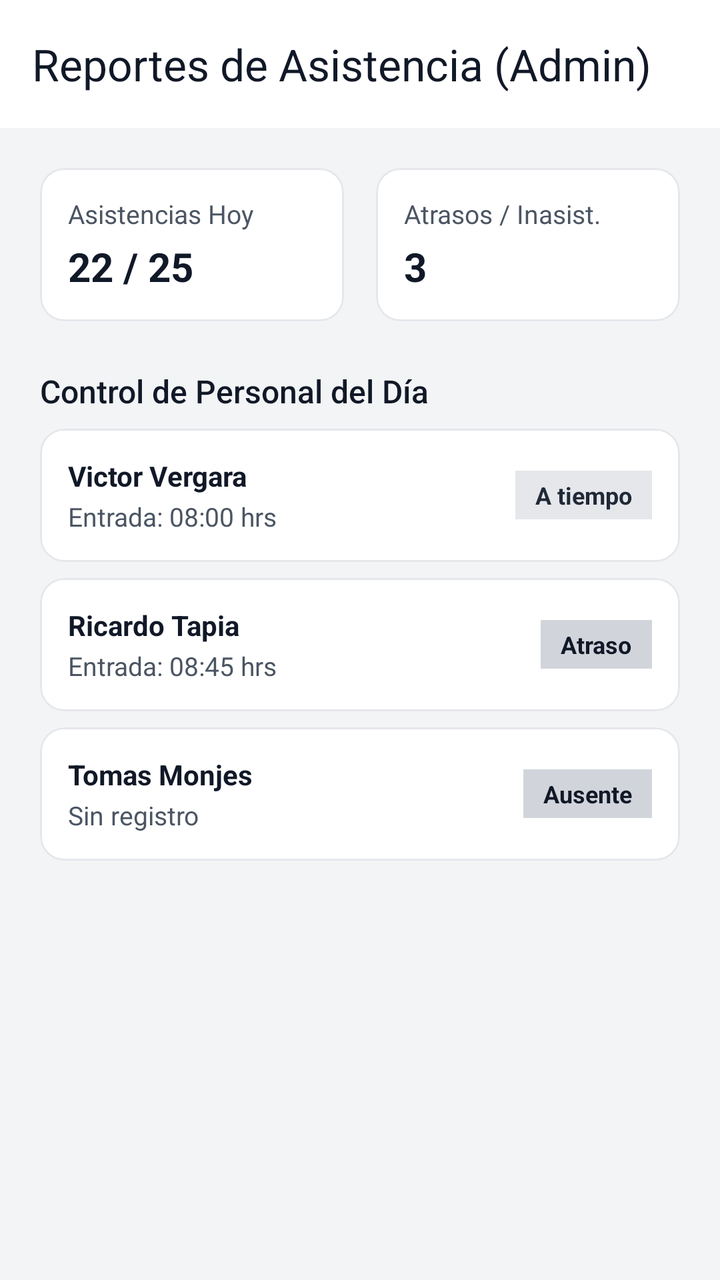
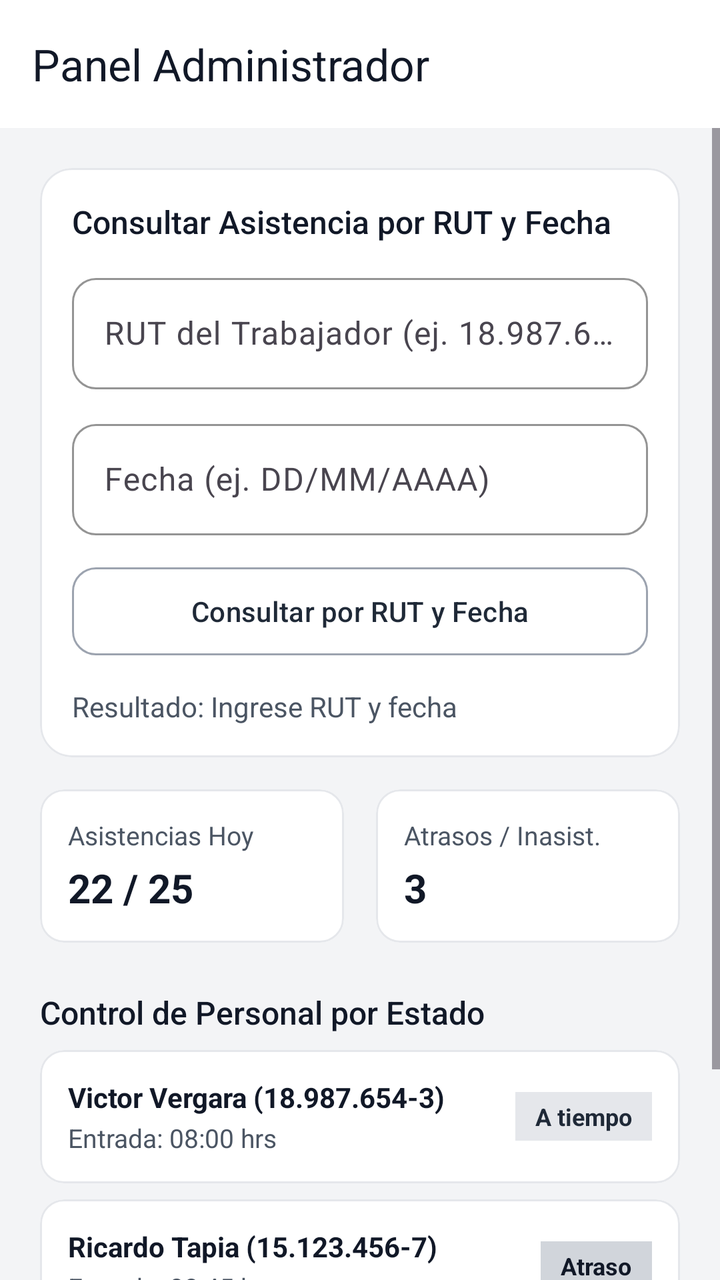

Two renders of the same Android screen: before a commit and after it. Below are the layout's source before the change and the commit's diff.
<!-- AndroidManifest.xml: application theme Theme.Asistencia -->
<!-- res/layout/activity_admin_reports.xml -->
<?xml version="1.0" encoding="utf-8"?>
<androidx.constraintlayout.widget.ConstraintLayout xmlns:android="http://schemas.android.com/apk/res/android"
    xmlns:app="http://schemas.android.com/apk/res-auto"
    xmlns:tools="http://schemas.android.com/tools"
    android:id="@+id/main"
    android:layout_width="match_parent"
    android:layout_height="match_parent"
    android:background="@color/gray_100"
    tools:context=".AdminReportsActivity">

    <com.google.android.material.appbar.AppBarLayout
        android:id="@+id/appBarAdmin"
        android:layout_width="match_parent"
        android:layout_height="wrap_content"
        android:background="@color/white"
        app:elevation="0dp"
        app:layout_constraintTop_toTopOf="parent">

        <androidx.appcompat.widget.Toolbar
            android:id="@+id/toolbarAdmin"
            android:layout_width="match_parent"
            android:layout_height="?attr/actionBarSize"
            app:title="Reportes de Asistencia (Admin)"
            app:titleTextColor="@color/gray_900" />
    </com.google.android.material.appbar.AppBarLayout>

    <ScrollView
        android:layout_width="match_parent"
        android:layout_height="0dp"
        android:fillViewport="true"
        app:layout_constraintBottom_toBottomOf="parent"
        app:layout_constraintTop_toBottomOf="@id/appBarAdmin">

        <LinearLayout
            android:layout_width="match_parent"
            android:layout_height="wrap_content"
            android:orientation="vertical"
            android:padding="20dp">

            
            <LinearLayout
                android:layout_width="match_parent"
                android:layout_height="wrap_content"
                android:orientation="horizontal"
                android:weightSum="2">

                <com.google.android.material.card.MaterialCardView
                    android:layout_width="0dp"
                    android:layout_height="wrap_content"
                    android:layout_weight="1"
                    android:layout_marginEnd="8dp"
                    app:cardBackgroundColor="@color/white"
                    app:cardCornerRadius="12dp"
                    app:cardElevation="0dp"
                    app:strokeColor="@color/gray_200"
                    app:strokeWidth="1dp">

                    <LinearLayout
                        android:layout_width="match_parent"
                        android:layout_height="wrap_content"
                        android:orientation="vertical"
                        android:padding="14dp">

                        <TextView
                            android:layout_width="wrap_content"
                            android:layout_height="wrap_content"
                            android:text="Asistencias Hoy"
                            android:textColor="@color/gray_600"
                            android:textSize="13sp" />

                        <TextView
                            android:layout_width="wrap_content"
                            android:layout_height="wrap_content"
                            android:layout_marginTop="4dp"
                            android:text="22 / 25"
                            android:textColor="@color/gray_900"
                            android:textSize="20sp"
                            android:textStyle="bold" />
                    </LinearLayout>
                </com.google.android.material.card.MaterialCardView>

                <com.google.android.material.card.MaterialCardView
                    android:layout_width="0dp"
                    android:layout_height="wrap_content"
                    android:layout_weight="1"
                    android:layout_marginStart="8dp"
                    app:cardBackgroundColor="@color/white"
                    app:cardCornerRadius="12dp"
                    app:cardElevation="0dp"
                    app:strokeColor="@color/gray_200"
                    app:strokeWidth="1dp">

                    <LinearLayout
                        android:layout_width="match_parent"
                        android:layout_height="wrap_content"
                        android:orientation="vertical"
                        android:padding="14dp">

                        <TextView
                            android:layout_width="wrap_content"
                            android:layout_height="wrap_content"
                            android:text="Atrasos / Inasist."
                            android:textColor="@color/gray_600"
                            android:textSize="13sp" />

                        <TextView
                            android:layout_width="wrap_content"
                            android:layout_height="wrap_content"
                            android:layout_marginTop="4dp"
                            android:text="3"
                            android:textColor="@color/gray_900"
                            android:textSize="20sp"
                            android:textStyle="bold" />
                    </LinearLayout>
                </com.google.android.material.card.MaterialCardView>
            </LinearLayout>

            <TextView
                android:layout_width="wrap_content"
                android:layout_height="wrap_content"
                android:layout_marginTop="24dp"
                android:layout_marginBottom="8dp"
                android:fontFamily="sans-serif-medium"
                android:text="Control de Personal del Día"
                android:textColor="@color/gray_900"
                android:textSize="16sp" />

            
            <com.google.android.material.card.MaterialCardView
                android:layout_width="match_parent"
                android:layout_height="wrap_content"
                android:layout_marginBottom="8dp"
                app:cardBackgroundColor="@color/white"
                app:cardCornerRadius="12dp"
                app:cardElevation="0dp"
                app:strokeColor="@color/gray_200"
                app:strokeWidth="1dp">

                <LinearLayout
                    android:layout_width="match_parent"
                    android:layout_height="wrap_content"
                    android:orientation="horizontal"
                    android:padding="14dp"
                    android:gravity="center_vertical">

                    <LinearLayout
                        android:layout_width="0dp"
                        android:layout_height="wrap_content"
                        android:layout_weight="1"
                        android:orientation="vertical">

                        <TextView
                            android:layout_width="wrap_content"
                            android:layout_height="wrap_content"
                            android:text="Victor Vergara"
                            android:textColor="@color/gray_900"
                            android:textStyle="bold" />

                        <TextView
                            android:layout_width="wrap_content"
                            android:layout_height="wrap_content"
                            android:layout_marginTop="2dp"
                            android:text="Entrada: 08:00 hrs"
                            android:textColor="@color/gray_600"
                            android:textSize="13sp" />
                    </LinearLayout>

                    <TextView
                        android:layout_width="wrap_content"
                        android:layout_height="wrap_content"
                        android:background="@color/gray_200"
                        android:paddingHorizontal="10dp"
                        android:paddingVertical="4dp"
                        android:text="A tiempo"
                        android:textColor="@color/gray_800"
                        android:textSize="12sp"
                        android:textStyle="bold" />
                </LinearLayout>
            </com.google.android.material.card.MaterialCardView>

            
            <com.google.android.material.card.MaterialCardView
                android:layout_width="match_parent"
                android:layout_height="wrap_content"
                android:layout_marginBottom="8dp"
                app:cardBackgroundColor="@color/white"
                app:cardCornerRadius="12dp"
                app:cardElevation="0dp"
                app:strokeColor="@color/gray_200"
                app:strokeWidth="1dp">

                <LinearLayout
                    android:layout_width="match_parent"
                    android:layout_height="wrap_content"
                    android:orientation="horizontal"
                    android:padding="14dp"
                    android:gravity="center_vertical">

                    <LinearLayout
                        android:layout_width="0dp"
                        android:layout_height="wrap_content"
                        android:layout_weight="1"
                        android:orientation="vertical">

                        <TextView
                            android:layout_width="wrap_content"
                            android:layout_height="wrap_content"
                            android:text="Ricardo Tapia"
                            android:textColor="@color/gray_900"
                            android:textStyle="bold" />

                        <TextView
                            android:layout_width="wrap_content"
                            android:layout_height="wrap_content"
                            android:layout_marginTop="2dp"
                            android:text="Entrada: 08:45 hrs"
                            android:textColor="@color/gray_600"
                            android:textSize="13sp" />
                    </LinearLayout>

                    <TextView
                        android:layout_width="wrap_content"
                        android:layout_height="wrap_content"
                        android:background="@color/gray_300"
                        android:paddingHorizontal="10dp"
                        android:paddingVertical="4dp"
                        android:text="Atraso"
                        android:textColor="@color/gray_900"
                        android:textSize="12sp"
                        android:textStyle="bold" />
                </LinearLayout>
            </com.google.android.material.card.MaterialCardView>

            
            <com.google.android.material.card.MaterialCardView
                android:layout_width="match_parent"
                android:layout_height="wrap_content"
                android:layout_marginBottom="8dp"
                app:cardBackgroundColor="@color/white"
                app:cardCornerRadius="12dp"
                app:cardElevation="0dp"
                app:strokeColor="@color/gray_200"
                app:strokeWidth="1dp">

                <LinearLayout
                    android:layout_width="match_parent"
                    android:layout_height="wrap_content"
                    android:orientation="horizontal"
                    android:padding="14dp"
                    android:gravity="center_vertical">

                    <LinearLayout
                        android:layout_width="0dp"
                        android:layout_height="wrap_content"
                        android:layout_weight="1"
                        android:orientation="vertical">

                        <TextView
                            android:layout_width="wrap_content"
                            android:layout_height="wrap_content"
                            android:text="Tomas Monjes"
                            android:textColor="@color/gray_900"
                            android:textStyle="bold" />

                        <TextView
                            android:layout_width="wrap_content"
                            android:layout_height="wrap_content"
                            android:layout_marginTop="2dp"
                            android:text="Sin registro"
                            android:textColor="@color/gray_600"
                            android:textSize="13sp" />
                    </LinearLayout>

                    <TextView
                        android:layout_width="wrap_content"
                        android:layout_height="wrap_content"
                        android:background="@color/gray_300"
                        android:paddingHorizontal="10dp"
                        android:paddingVertical="4dp"
                        android:text="Ausente"
                        android:textColor="@color/gray_900"
                        android:textSize="12sp"
                        android:textStyle="bold" />
                </LinearLayout>
            </com.google.android.material.card.MaterialCardView>

        </LinearLayout>
    </ScrollView>

</androidx.constraintlayout.widget.ConstraintLayout>
<!-- resources referenced by this layout -->
<resources>
  <color name="gray_100">#F3F4F6</color>
  <color name="gray_200">#E5E7EB</color>
  <color name="gray_300">#D1D5DB</color>
  <color name="gray_600">#4B5563</color>
  <color name="gray_800">#1F2937</color>
  <color name="gray_900">#111827</color>
  <color name="white">#FFFFFFFF</color>
  <style name="Theme.Asistencia" parent="Base.Theme.Asistencia" />
  <style name="Base.Theme.Asistencia" parent="Theme.Material3.DayNight.NoActionBar">
          
          
      </style>
</resources>

<!-- the commit's change to res/layout/activity_admin_reports.xml (unified diff, before → after) -->
@@ -20,7 +20,7 @@
             android:id="@+id/toolbarAdmin"
             android:layout_width="match_parent"
             android:layout_height="?attr/actionBarSize"
-            app:title="Reportes de Asistencia (Admin)"
+            app:title="Panel Administrador"
             app:titleTextColor="@color/gray_900" />
     </com.google.android.material.appbar.AppBarLayout>
 
@@ -38,10 +38,97 @@
             android:padding="20dp">
 
             
+            <com.google.android.material.card.MaterialCardView
+                android:layout_width="match_parent"
+                android:layout_height="wrap_content"
+                app:cardBackgroundColor="@color/white"
+                app:cardCornerRadius="16dp"
+                app:cardElevation="1dp"
+                app:strokeColor="@color/gray_200"
+                app:strokeWidth="1dp">
+
+                <LinearLayout
+                    android:layout_width="match_parent"
+                    android:layout_height="wrap_content"
+                    android:orientation="vertical"
+                    android:padding="16dp">
+
+                    <TextView
+                        android:layout_width="wrap_content"
+                        android:layout_height="wrap_content"
+                        android:fontFamily="sans-serif-medium"
+                        android:text="Consultar Asistencia por RUT y Fecha"
+                        android:textColor="@color/gray_900"
+                        android:textSize="16sp" />
+
+                    <com.google.android.material.textfield.TextInputLayout
+                        style="@style/Widget.Material3.TextInputLayout.OutlinedBox"
+                        android:layout_width="match_parent"
+                        android:layout_height="wrap_content"
+                        android:layout_marginTop="12dp"
+                        android:hint="RUT del Trabajador (ej. 18.987.654-3)"
+                        app:boxCornerRadiusBottomEnd="12dp"
+                        app:boxCornerRadiusBottomStart="12dp"
+                        app:boxCornerRadiusTopEnd="12dp"
+                        app:boxCornerRadiusTopStart="12dp"
+                        app:boxStrokeColor="@color/gray_600">
+
+                        <com.google.android.material.textfield.TextInputEditText
+                            android:id="@+id/etAdminRut"
+                            android:layout_width="match_parent"
+                            android:layout_height="wrap_content"
+                            android:inputType="text"
+                            android:textColor="@color/gray_900" />
+                    </com.google.android.material.textfield.TextInputLayout>
+
+                    <com.google.android.material.textfield.TextInputLayout
+                        style="@style/Widget.Material3.TextInputLayout.OutlinedBox"
+                        android:layout_width="match_parent"
+                        android:layout_height="wrap_content"
+                        android:layout_marginTop="12dp"
+                        android:hint="Fecha (ej. DD/MM/AAAA)"
+                        app:boxCornerRadiusBottomEnd="12dp"
+                        app:boxCornerRadiusBottomStart="12dp"
+                        app:boxCornerRadiusTopEnd="12dp"
+                        app:boxCornerRadiusTopStart="12dp"
+                        app:boxStrokeColor="@color/gray_600">
+
+                        <com.google.android.material.textfield.TextInputEditText
+                            android:id="@+id/etAdminDate"
+                            android:layout_width="match_parent"
+                            android:layout_height="wrap_content"
+                            android:inputType="date"
+                            android:textColor="@color/gray_900" />
+                    </com.google.android.material.textfield.TextInputLayout>
+
+                    <com.google.android.material.button.MaterialButton
+                        android:id="@+id/btnAdminQuery"
+                        style="@style/Widget.Material3.Button.OutlinedButton"
+                        android:layout_width="match_parent"
+                        android:layout_height="52dp"
+                        android:layout_marginTop="12dp"
+                        android:text="Consultar por RUT y Fecha"
+                        android:textColor="@color/gray_800"
+                        app:cornerRadius="12dp"
+                        app:strokeColor="@color/gray_400" />
+
+                    <TextView
+                        android:id="@+id/tvAdminQueryResult"
+                        android:layout_width="match_parent"
+                        android:layout_height="wrap_content"
+                        android:layout_marginTop="12dp"
+                        android:text="Resultado: Ingrese RUT y fecha"
+                        android:textColor="@color/gray_600"
+                        android:textSize="14sp" />
+                </LinearLayout>
+            </com.google.android.material.card.MaterialCardView>
+
+            
             <LinearLayout
                 android:layout_width="match_parent"
                 android:layout_height="wrap_content"
                 android:orientation="horizontal"
+                android:layout_marginTop="16dp"
                 android:weightSum="2">
 
                 <com.google.android.material.card.MaterialCardView
@@ -121,7 +208,7 @@
                 android:layout_marginTop="24dp"
                 android:layout_marginBottom="8dp"
                 android:fontFamily="sans-serif-medium"
-                android:text="Control de Personal del Día"
+                android:text="Control de Personal por Estado"
                 android:textColor="@color/gray_900"
                 android:textSize="16sp" />
 
@@ -152,7 +239,7 @@
                         <TextView
                             android:layout_width="wrap_content"
                             android:layout_height="wrap_content"
-                            android:text="Victor Vergara"
+                            android:text="Victor Vergara (18.987.654-3)"
                             android:textColor="@color/gray_900"
                             android:textStyle="bold" />
 
@@ -205,7 +292,7 @@
                         <TextView
                             android:layout_width="wrap_content"
                             android:layout_height="wrap_content"
-                            android:text="Ricardo Tapia"
+                            android:text="Ricardo Tapia (15.123.456-7)"
                             android:textColor="@color/gray_900"
                             android:textStyle="bold" />
 
@@ -258,7 +345,7 @@
                         <TextView
                             android:layout_width="wrap_content"
                             android:layout_height="wrap_content"
-                            android:text="Tomas Monjes"
+                            android:text="Tomas Monjes (19.876.543-2)"
                             android:textColor="@color/gray_900"
                             android:textStyle="bold" />
 
<!-- resource entries referenced after the edit -->
@@ -3,6 +3,7 @@
   <color name="gray_100">#F3F4F6</color>
   <color name="gray_200">#E5E7EB</color>
   <color name="gray_300">#D1D5DB</color>
+  <color name="gray_400">#9CA3AF</color>
   <color name="gray_600">#4B5563</color>
   <color name="gray_800">#1F2937</color>
   <color name="gray_900">#111827</color>
